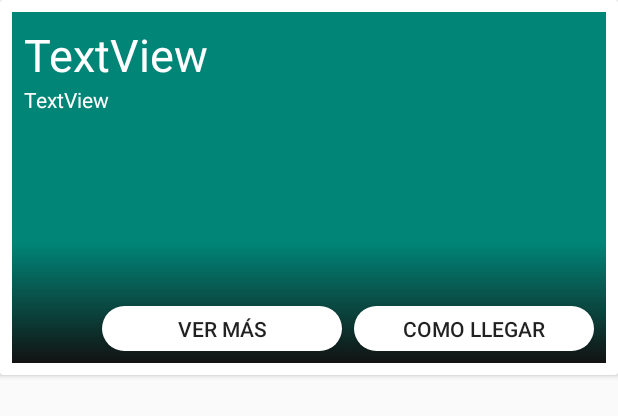
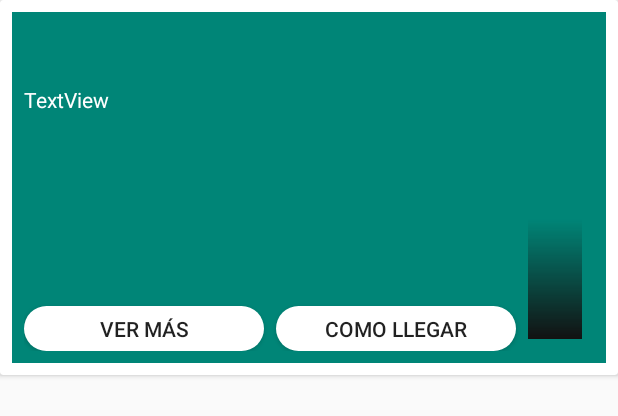
Before and after one commit to fermin16/Irunapp, an Android app: the layout tarjeta_lugar.xml on its own in the app's theme, with its tools: preview values and no code run, on a phone screen of 412 x 824 dp. Shown: the top 416 px of the screen. Run offline under Robolectric (Android 15) with nearby library versions, the phone set to English and light mode, and no system bars.

Commit message:
Solucionados problemas con app principal, agregada la funcionalidad de actualizar lista conforme el mapa recibe puntos,casi terminada la funcionalidad de ver mas y queda el boton ruta.

```diff
--- a/app/src/main/AndroidManifest.xml
+++ b/app/src/main/AndroidManifest.xml
@@ -16,7 +16,6 @@
         android:supportsRtl="true"
         android:theme="@style/AppTheme">
         <activity android:name=".activityInfo" />
-        <activity android:name=".Map" />
         <activity android:name=".ActivityInicio">
             <intent-filter>
                 <action android:name="android.intent.action.MAIN" />
@@ -34,5 +33,4 @@
             android:name="com.parse.CLIENT_KEY"
             android:value="@string/back4app_client_key" />
     </application>
-
 </manifest>
--- a/app/src/main/java/com/example/myapplication/App.java
+++ b/app/src/main/java/com/example/myapplication/App.java
@@ -2,7 +2,7 @@ package com.example.myapplication;
 
 import android.app.Application;
 
-import com.example.myapplication.Modelos.Lugar;
+import com.example.myapplication.Modelos.lugar;
 import com.parse.Parse;
 import com.parse.ParseInstallation;
 import com.parse.ParseObject;
@@ -11,7 +11,7 @@ public class App extends Application {
     @Override
     public void onCreate() {
         super.onCreate();
-        ParseObject.registerSubclass(Lugar.class);
+        ParseObject.registerSubclass(lugar.class);
         Parse.initialize(new Parse.Configuration.Builder(this)
                 .applicationId(getString(R.string.back4app_app_id))
                 // if defined
--- a/app/src/main/res/layout/activity_info.xml
+++ b/app/src/main/res/layout/activity_info.xml
@@ -5,7 +5,8 @@
     android:id="@+id/activity_info"
     android:layout_width="match_parent"
     android:layout_height="match_parent"
-    android:orientation="vertical">
+    android:orientation="vertical"
+    android:theme="@style/Theme.MaterialComponents.Light">
 
     <com.google.android.material.appbar.AppBarLayout
         android:layout_width="match_parent"
@@ -272,9 +273,8 @@
                     android:layout_height="wrap_content"
                     android:id="@+id/boton_verMenos"
                     android:text="@string/ver_menos"
-                    android:layout_marginStart="50dp"
                     app:icon="@drawable/ver_menos_boton"
-                    style="@style/Widget.MaterialComponents.Button.Icon"
+                    android:theme="@style/Widget.MaterialComponents.Button.Icon"
                     android:transitionName="@string/id_transicion_boton_mas"/>
                 <Button
                     android:id="@+id/boton_ruta"
--- a/app/src/main/res/layout/cardview_puntos.xml
+++ b/app/src/main/res/layout/cardview_puntos.xml
@@ -6,6 +6,7 @@
     <com.google.android.material.card.MaterialCardView
         style="@style/Widget.MaterialComponents.CardView"
         android:id="@+id/cardviewLugar"
+        android:theme="@style/Theme.MaterialComponents.Light"
         android:layout_width="wrap_content"
         android:layout_height="wrap_content"
         android:layout_margin="16dp">
@@ -86,9 +87,9 @@
                     android:layout_height="wrap_content"
                     android:id="@+id/boton_verMas"
                     android:text="@string/ver_mas"
-                    android:layout_marginStart="18dp"
+                    android:layout_marginStart="50dp"
                     app:icon="@drawable/vermas"
-                    style="@style/Widget.MaterialComponents.Button.Icon"
+                    android:theme="@style/Widget.MaterialComponents.Button.Icon"
                     android:transitionName="@string/id_transicion_boton_mas"/>
                 <Button
                     android:id="@+id/boton_IR"
--- a/app/src/main/res/layout/tarjeta_lugar.xml
+++ b/app/src/main/res/layout/tarjeta_lugar.xml
@@ -7,7 +7,9 @@
     <RelativeLayout
         android:layout_width="match_parent"
         android:layout_height="@dimen/alto_tarjeta_grande"
-        android:orientation="vertical">
+        android:orientation="vertical"
+        android:id="@+id/cardLugarGrande"
+        >
 
         <ImageView
             android:id="@+id/imagen_principal"
@@ -22,19 +24,6 @@
 
             app:srcCompat="@color/colorPrimary" />
 
-        <ImageView
-            android:id="@+id/degradado"
-            android:layout_width="match_parent"
-            android:layout_height="@dimen/alto_degradado"
-            android:layout_alignParentBottom="true"
-            android:layout_marginStart="8dp"
-            android:layout_marginLeft="8dp"
-            android:layout_marginTop="8dp"
-            android:layout_marginEnd="8dp"
-            android:layout_marginRight="8dp"
-            android:layout_marginBottom="8dp"
-            app:srcCompat="@drawable/degradado_tarjeta" />
-
         <LinearLayout
             android:layout_width="match_parent"
             android:layout_height="match_parent"
@@ -42,10 +31,10 @@
             android:padding="16dp">
 
             <TextView
-                android:id="@+id/nombre_lugar"
+                android:id="@+id/nombre_lugar_grande"
                 android:layout_width="match_parent"
                 android:layout_height="wrap_content"
-                android:text="TextView"
+                android:transitionName="@string/id_transicion_nombre_lugar"
                 android:textColor="#FFFFFF"
                 android:textSize="30sp" />
 
@@ -53,9 +42,9 @@
                 android:id="@+id/horario_lugar"
                 android:layout_width="match_parent"
                 android:layout_height="wrap_content"
-
                 android:text="TextView"
-                android:textColor="#FFFFFF" />
+                android:textColor="#FFFFFF"
+                android:transitionName="@string/id_transicion_horario_lugar" />
 
             <LinearLayout
                 android:layout_width="match_parent"
@@ -69,6 +58,7 @@
                     android:layout_height="@dimen/alto_boton_tarjeta"
                     android:background="@drawable/estilo_boton_tarjeta"
                     android:text="@string/ver_mas"
+                    android:transitionName="@string/id_transicion_botonMas_lugar"
                     android:textSize="@dimen/tamano_letra_boton" />
 
                 <Button
@@ -78,7 +68,21 @@
                     android:layout_marginLeft="8dp"
                     android:background="@drawable/estilo_boton_tarjeta"
                     android:text="@string/como_llegar"
+                    android:transitionName="@string/id_transicion_botonRuta_lugar"
                     android:textSize="@dimen/tamano_letra_boton" />
+
+                <ImageView
+                    android:id="@+id/degradado"
+                    android:layout_width="match_parent"
+                    android:layout_height="@dimen/alto_degradado"
+                    android:layout_marginStart="8dp"
+                    android:layout_marginLeft="8dp"
+                    android:layout_marginTop="8dp"
+                    android:layout_marginEnd="8dp"
+                    android:layout_marginRight="8dp"
+                    android:layout_marginBottom="8dp"
+                    android:transitionName="@string/id_transicion_imagen_lugar"
+                    app:srcCompat="@drawable/degradado_tarjeta" />
             </LinearLayout>
 
         </LinearLayout>
--- a/app/src/main/res/values/strings.xml
+++ b/app/src/main/res/values/strings.xml
@@ -96,4 +96,11 @@
     <string name="titulo_ruta_vacia">No hay lugares en tu ruta</string>
     <string name="instrucciones_ruta_vacia">Usa el buscador de arriba para añadir lugares a la ruta. Si quieres eliminar un lugar de tu ruta deslízalo hacia la izquierda.</string>
     <string name="error_ajustes_mapa">error</string>
+
+    <!-- strings para dapter -->
+    <string name="id_transicion_imagen_lugar">Transicion imagen tarjeta lugar grande</string>
+    <string name="id_transicion_nombre_lugar">Transicion nombre tarjeta lugar grande</string>
+    <string name="id_transicion_horario_lugar">Transicion horario tarjeta lugar grande</string>
+    <string name="id_transicion_botonMas_lugar">Transicion botonMas tarjeta lugar grande</string>
+    <string name="id_transicion_botonRuta_lugar">Transicion botonRuta tarjeta lugar grande</string>
 </resources>
```
Also changed, not shown: app/src/main/java/com/example/myapplication/ListaLugaresAdapter.java (+46 -18 lines), app/src/main/java/com/example/myapplication/LugarAutoCompleteAdapter.java (+8 -8 lines), app/src/main/java/com/example/myapplication/Modelos/lugar.java (renamed from app/src/main/java/com/example/myapplication/Modelos/Lugar.java, +3 -7 lines), app/src/main/java/com/example/myapplication/ui/main/CrearRuta.java (+5 -5 lines), app/src/main/java/com/example/myapplication/ui/main/PestanaLugares.java (+23 -4 lines), app/src/main/java/com/example/myapplication/ui/main/PestanaMapa.java (+24 -17 lines), 3 other files.
